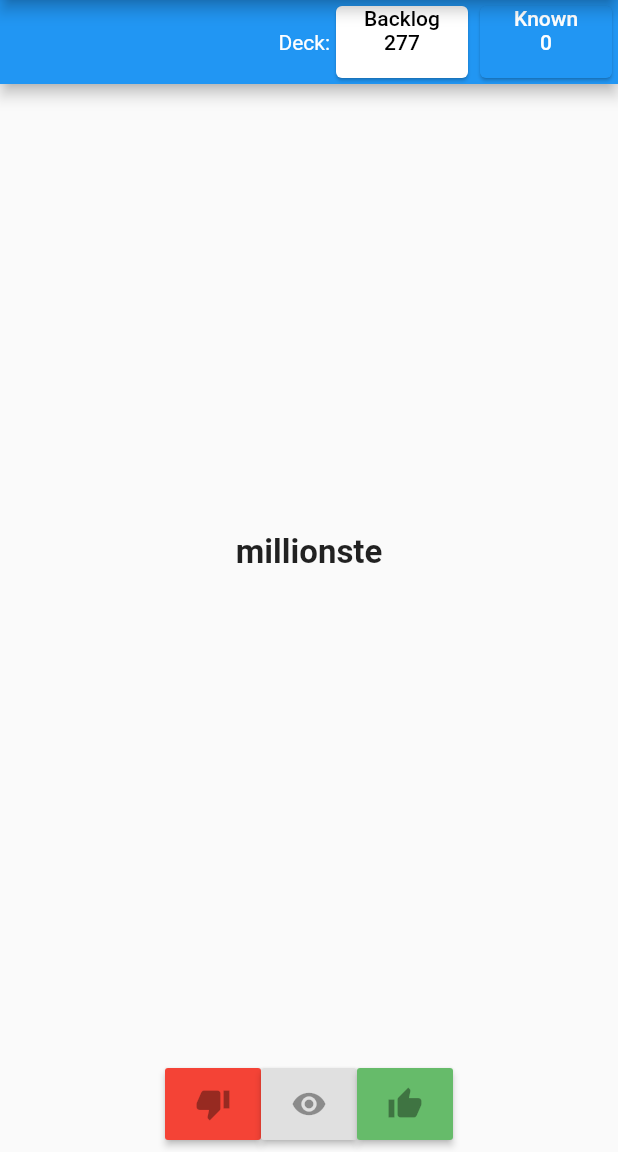
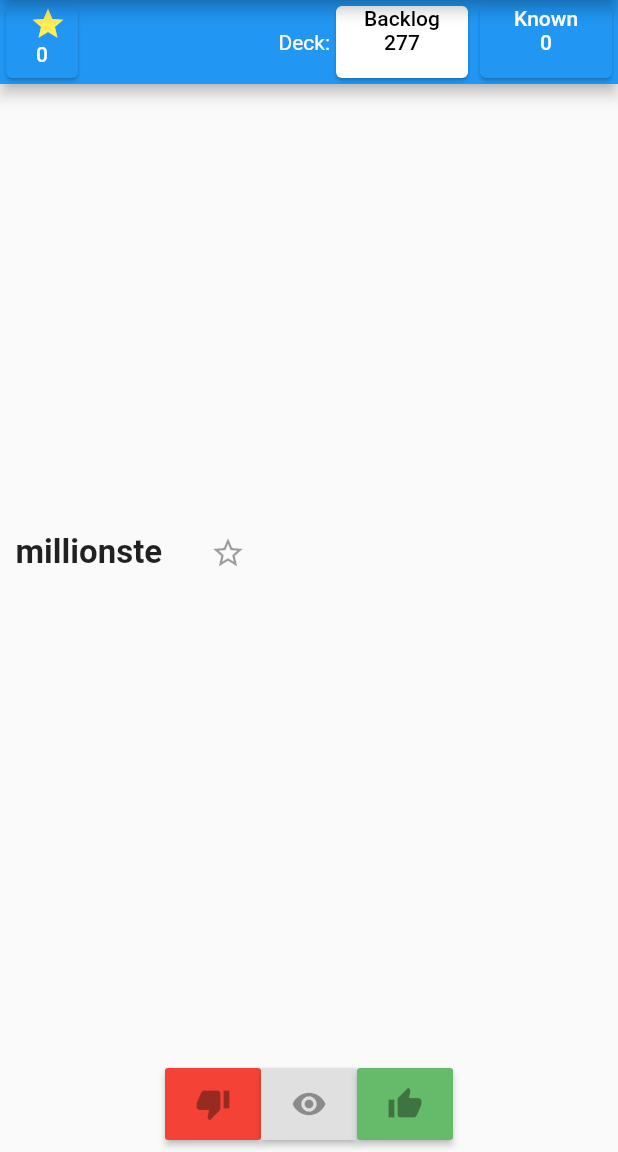
Before and after one commit to serious6/WatLeuk, a Flutter app: the screen it shows after launch, on a phone screen of 412 x 824 dp, the part 84-1236 px from its top. Run offline on Flutter 3.47's test engine with Material 2 defaults, Android fonts, the phone set to English and light mode, and no system bars.

Commit message:
partial favourite function

```diff
--- a/lib/controller/translation_controller.dart
+++ b/lib/controller/translation_controller.dart
@@ -13,6 +13,7 @@ class TranslationController {
   // ProgressQueues;
   final Queue<Translation> _basic = new Queue();
   final Queue<Translation> _expert = new Queue();
+  final Queue<Translation> _favourite = new Queue();
 
   // ------------------------------------------------------------------------
 
@@ -22,13 +23,15 @@ class TranslationController {
 
   void reset() {
     _progressTracker.setCurrentTranslation(null);
+
     _basic.clear();
     _expert.clear();
+    _favourite.clear();
 
     _basic.addAll(_dataSupplyController.buildData());
   }
 
-  Translation getNextTranslation(Deck selectedDeck) {
+  Translation getNextTranslation(final Deck selectedDeck) {
     Translation _next = _pickRandomTranslation(selectedDeck);
     if (_next != null) {
       _progressTracker.setCurrentTranslation(_next);
@@ -36,16 +39,15 @@ class TranslationController {
     return _next;
   }
 
-  Translation _pickRandomTranslation(Deck selectedDeck) {
-    final Queue<Translation> _selectedQueue =
-        (Deck.Deck1 == selectedDeck ? _basic : _expert);
+  Translation _pickRandomTranslation(final Deck selectedDeck) {
+    Queue<Translation> _currentQueue = _getDeckByName(selectedDeck);
 
-    if (_selectedQueue.isEmpty) {
+    if (_currentQueue.length < 1) {
       return null;
     }
 
     final Translation _translation =
-        (_selectedQueue.toList(growable: false)..shuffle()).first;
+        (_currentQueue.toList(growable: false)..shuffle()).first;
 
     return _translation;
   }
@@ -61,34 +63,55 @@ class TranslationController {
   void reportFailedTranslation() {
     _progressTracker.reportFailedTranslation();
 
-    final Translation _current = _progressTracker.getCurrentTranslation();
-    if (_expert.contains(_current)) {
-      _expert.remove(_current);
-      _basic.add(_current);
-    }
+    _moveBetweenDecks(Deck.Deck2, Deck.Deck1);
   }
 
   void reportSuccessfulTranslation() {
     _progressTracker.reportSuccessfulTranslation();
 
-    final Translation _current = _progressTracker.getCurrentTranslation();
-    if (_basic.contains(_current)) {
-      _basic.remove(_current);
-      _expert.add(_current);
-    }
+    _moveBetweenDecks(Deck.Deck1, Deck.Deck2);
   }
 
   int getDeckSize(final Deck deck) {
-    if (Deck.Deck1 == deck) {
-      if (_basic != null) {
-        return _basic.toList(growable: false).length;
-      }
-    } else if (Deck.Deck2 == deck) {
-      if (_basic != null) {
-        return _expert.toList(growable: false).length;
-      }
+    final Queue<Translation> _currentDeck = _getDeckByName(deck);
+    if (_currentDeck != null) {
+      return _currentDeck.toList(growable: false).length;
     } else {
       return -1;
     }
   }
+
+  void _moveBetweenDecks(final Deck _source, final Deck _target) {
+    final Translation _current = getCurrentTranslation();
+    final Queue<Translation> _sourceDeck = _getDeckByName(_source);
+    final Queue<Translation> _targetDeck = _getDeckByName(_target);
+
+    if (_sourceDeck.contains(_current)) {
+      _sourceDeck.remove(_current);
+      _targetDeck.add(_current);
+    }
+  }
+
+  void updateFavourite(final Deck _sourceDeck, bool _favourite) {
+    if (_sourceDeck != null) {
+      if (!_favourite) {
+        // unfavourite
+        _moveBetweenDecks(Deck.Favourite, Deck.Deck1);
+      } else {
+        _moveBetweenDecks(_sourceDeck, Deck.Favourite);
+      }
+    }
+  }
+
+  Queue<Translation> _getDeckByName(Deck _deck) {
+    if (Deck.Deck1 == _deck) {
+      return _basic;
+    } else if (Deck.Deck2 == _deck) {
+      return _expert;
+    } else if (Deck.Favourite == _deck) {
+      return _favourite;
+    } else {
+      return null;
+    }
+  }
 }
--- a/lib/model/deck.dart
+++ b/lib/model/deck.dart
@@ -1,4 +1,5 @@
 enum Deck {
   Deck1,
   Deck2,
+  Favourite,
 }
--- a/lib/screen/main_translation_screen.dart
+++ b/lib/screen/main_translation_screen.dart
@@ -2,6 +2,7 @@ import 'package:flutter/material.dart';
 import 'package:watleuk/controller/translation_controller.dart';
 import 'package:watleuk/model/deck.dart';
 import 'package:watleuk/model/translation.dart';
+import 'package:watleuk/widget/favourite_star.dart';
 
 class MainTranslationScreen extends StatefulWidget {
   _TranslatorState _currentAppState;
@@ -20,7 +21,6 @@ class _TranslatorState extends State<MainTranslationScreen> {
 
   bool _watchPressed = false;
   bool _endOfGame = false;
-  bool _deck0Selected = true;
 
   int _deckSize1 = 0;
   TextStyle _textStyleButtonDeck1 = new TextStyle(color: Colors.black);
@@ -28,6 +28,11 @@ class _TranslatorState extends State<MainTranslationScreen> {
   int _deckSize2 = 0;
   TextStyle _textStyleButtonDeck2 = new TextStyle(color: Colors.white);
   Color _colorButtonDeck2 = Colors.blue[500];
+  int _deckSize3 = 0;
+  TextStyle _textStyleButtonDeck3 = new TextStyle(color: Colors.white);
+  Color _colorButtonDeck3 = Colors.blue[500];
+
+  FavouriteStarIconButton _favouriteStarIconButton;
 
   String _baseText = '';
   String _translatedText = '';
@@ -45,8 +50,42 @@ class _TranslatorState extends State<MainTranslationScreen> {
   @override
   Widget build(BuildContext context) {
     final double _width = MediaQuery.of(context).size.width * 0.95;
+    _favouriteStarIconButton =
+        new FavouriteStarIconButton(onChanged: _favouriteOnUpdate);
     return new Scaffold(
       appBar: new AppBar(
+        leading: new Visibility(
+          visible: !_endOfGame,
+          child: new Center(
+            child: new Visibility(
+              visible: !_endOfGame,
+              child: new Card(
+                color: _colorButtonDeck3,
+                child: new FlatButton(
+                  onPressed: _deckSize3 > 0
+                      ? () {
+                          _setSelectedDeck(Deck.Favourite);
+                        }
+                      : null,
+                  child: new Center(
+                    child: new Column(
+                      children: <Widget>[
+                        Icon(
+                          Icons.star,
+                          color: Colors.yellow[400],
+                        ),
+                        new Text(
+                          _deckSize3.toString(),
+                          style: _textStyleButtonDeck3,
+                        ),
+                      ],
+                    ),
+                  ),
+                ),
+              ),
+            ),
+          ),
+        ),
         actions: <Widget>[
           new Visibility(
             visible: !_endOfGame,
@@ -59,6 +98,7 @@ class _TranslatorState extends State<MainTranslationScreen> {
           new Visibility(
             visible: !_endOfGame,
             child: new Card(
+              borderOnForeground: true,
               color: _colorButtonDeck1,
               child: new FlatButton(
                 onPressed: _deckSize1 > 0
@@ -127,14 +167,23 @@ class _TranslatorState extends State<MainTranslationScreen> {
                   mainAxisAlignment: MainAxisAlignment.end,
                   children: <Widget>[
                     new Container(
-                      width: _width,
-                      child: new Text(
-                        _baseText,
-                        textAlign: TextAlign.center,
-                        style: TextStyle(
-                            fontSize: 22.0, fontWeight: FontWeight.bold),
-                      ),
-                    ),
+                        width: _width,
+                        child: new Center(
+                          child: new Row(
+                            children: <Widget>[
+                              new Text(
+                                _baseText,
+                                style: TextStyle(
+                                    fontSize: 22.0,
+                                    fontWeight: FontWeight.bold),
+                              ),
+                              new Visibility(
+                                visible: !_endOfGame,
+                                child: _favouriteStarIconButton,
+                              )
+                            ],
+                          ),
+                        )),
                     new Container(
                       width: _width,
                       child: new Text(
@@ -198,18 +247,24 @@ class _TranslatorState extends State<MainTranslationScreen> {
       if (Deck.Deck1 == selection) {
         _textStyleButtonDeck1 = new TextStyle(color: Colors.black);
         _textStyleButtonDeck2 = new TextStyle(color: Colors.white);
+        _textStyleButtonDeck3 = new TextStyle(color: Colors.white);
         _colorButtonDeck1 = Colors.white;
         _colorButtonDeck2 = Colors.blue[500];
+        _colorButtonDeck3 = Colors.blue[500];
       } else if (Deck.Deck2 == selection) {
         _textStyleButtonDeck2 = new TextStyle(color: Colors.black);
         _textStyleButtonDeck1 = new TextStyle(color: Colors.white);
+        _textStyleButtonDeck3 = new TextStyle(color: Colors.white);
         _colorButtonDeck2 = Colors.white;
         _colorButtonDeck1 = Colors.blue[500];
-      } else {
+        _colorButtonDeck3 = Colors.blue[500];
+      } else if (Deck.Favourite == selection) {
+        _textStyleButtonDeck2 = new TextStyle(color: Colors.white);
         _textStyleButtonDeck1 = new TextStyle(color: Colors.white);
-        _textStyleButtonDeck2 = new TextStyle(color: Colors.white);
+        _textStyleButtonDeck3 = new TextStyle(color: Colors.black);
         _colorButtonDeck2 = Colors.blue[500];
         _colorButtonDeck1 = Colors.blue[500];
+        _colorButtonDeck3 = Colors.white;
       }
       _selectedDeck = selection;
     });
@@ -255,8 +310,26 @@ class _TranslatorState extends State<MainTranslationScreen> {
         _translatedText = 'Try again?';
         _endOfGame = true;
       }
+      resetFavouriteButton();
       _deckSize1 = _translationController.getDeckSize(Deck.Deck1);
       _deckSize2 = _translationController.getDeckSize(Deck.Deck2);
+      _deckSize3 = _translationController.getDeckSize(Deck.Favourite);
+    });
+  }
+
+  void resetFavouriteButton() {
+    setState(() {
+      _favouriteStarIconButton =
+          new FavouriteStarIconButton(onChanged: _favouriteOnUpdate);
+    });
+  }
+
+  void _favouriteOnUpdate(bool _activeState) {
+    setState(() {
+      _translationController.updateFavourite(_selectedDeck, _activeState);
+      _deckSize1 = _translationController.getDeckSize(Deck.Deck1);
+      _deckSize2 = _translationController.getDeckSize(Deck.Deck2);
+      _deckSize3 = _translationController.getDeckSize(Deck.Favourite);
     });
   }
 }
--- /dev/null
+++ b/lib/widget/favourite_star.dart
@@ -0,0 +1,38 @@
+import 'package:flutter/material.dart';
+
+class FavouriteStarIconButton extends StatefulWidget {
+  FavouriteStarIconButton({Key key, @required this.onChanged})
+      : super(key: key);
+
+  final ValueChanged<bool> onChanged;
+
+  _FavouriteStarIconButtonState createState() =>
+      _FavouriteStarIconButtonState();
+}
+
+class _FavouriteStarIconButtonState extends State<FavouriteStarIconButton> {
+  bool _highlight = false;
+
+  _FavouriteStarIconButtonState();
+
+  Widget build(BuildContext context) {
+    return new FlatButton(
+      onPressed: handleStarPress,
+      child: IconButton(
+          icon: _highlight
+              ? Icon(
+                  Icons.star,
+                  color: Colors.yellow[400],
+                )
+              : Icon(Icons.star_border)),
+    );
+  }
+
+  void handleStarPress() {
+    setState(() {
+      _highlight = !_highlight;
+
+      widget.onChanged(_highlight);
+    });
+  }
+}
```
